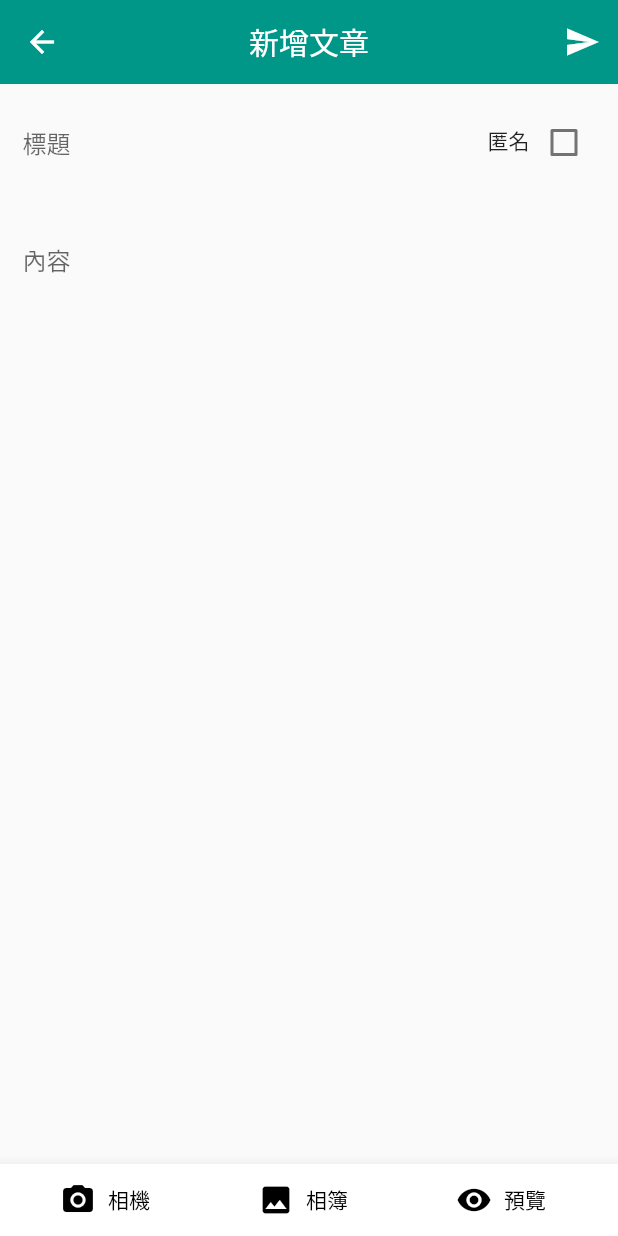
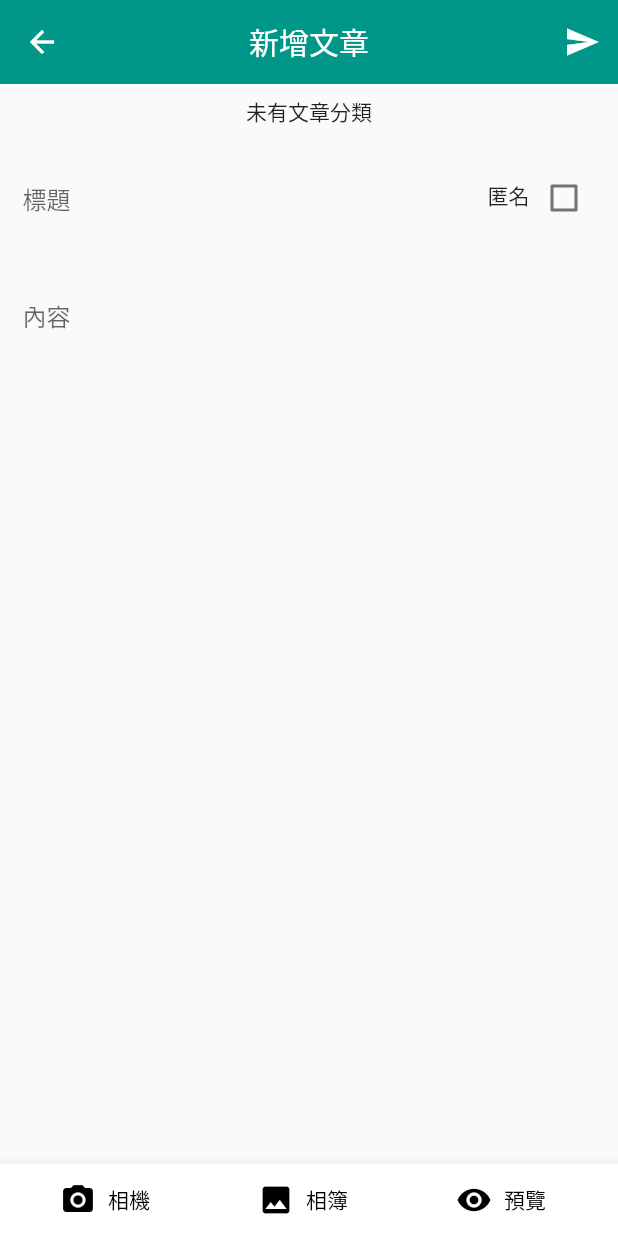
Before and after one commit to sufferingCoders/Quenc, a Flutter app: the PostAddingFullScreenDialog screen opened directly, on a phone screen of 412 x 824 dp. Run offline on Flutter 3.47's test engine with Material 2 defaults, Android fonts, the phone set to English and light mode, and no system bars; our stand-ins replace cloud_firestore, firebase_auth, firebase_storage, flutter_widget_from_html_core, image_cropper, image_picker and 2 more; missing offline and left inert: clipboard_manager, dart:ffi, markdown; accounts and stored records are empty.

Commit message:
category adding by admin and admin page

```diff
--- a/lib/main.dart
+++ b/lib/main.dart
@@ -7,6 +7,7 @@ import 'package:quenc/providers/PostService.dart';
 import 'package:quenc/providers/UserService.dart';
 import 'package:quenc/screens/ArchivePostsScreen.dart';
 import 'package:quenc/screens/AuthScreen.dart';
+import 'package:quenc/screens/CategoryManagemnetScreen.dart';
 import 'package:quenc/screens/EmailVerificationScreen.dart';
 import 'package:quenc/screens/MainScreen.dart';
 import 'package:quenc/screens/PostDetailScreen.dart';
@@ -145,6 +146,8 @@ class MyApp extends StatelessWidget {
                 // MainScreen.routeName: (ctx) => MainScreen(),
                 ProfileScreen.routeName: (ctx) => ProfileScreen(),
                 ArchivePostScreen.routeName: (ctx) => ArchivePostScreen(),
+                CategoryManagementScreen.routeName: (ctx) =>
+                    CategoryManagementScreen(),
               },
             ),
           );
--- a/lib/models/Post.dart
+++ b/lib/models/Post.dart
@@ -13,6 +13,8 @@ class Post {
   int likeCount;
   int archiveCount;
   int commentCount;
+  String category; // 0 為其它
+  // 文章的Category該用int還String? // int 節省存儲成本
   // List<dynamic> likeBy;
   // List<dynamic> archiveBy;
   // List<dynamic> comments;
@@ -25,6 +27,7 @@ class Post {
     this.content,
     this.createdAt,
     this.updatedAt,
+    this.category,
     // this.likeBy,
     // this.archiveBy,
     // this.comments,
@@ -55,6 +58,7 @@ class Post {
       previewText: data["previewText"] ?? "",
       likeCount: data["likeCount"] ?? 0,
       archiveCount: data["archiveCount"] ?? 0,
+      category: data["category"] ?? "",
     );
   }
 
@@ -75,6 +79,7 @@ class Post {
       "previewText": previewText,
       "likeCount": likeCount,
       "archiveCount": archiveCount,
+      "category": category,
     };
   }
 
@@ -95,6 +100,7 @@ class Post {
       "previewPhoto": previewPhoto,
       "previewText": previewText,
       "likeCount": likeCount,
+      "category": category,
     };
   }
 }
--- /dev/null
+++ b/lib/models/PostCategory.dart
@@ -0,0 +1,23 @@
+class PostCategory {
+  String id;
+  String categoryName;
+
+  PostCategory({
+    this.categoryName,
+    this.id,
+  });
+
+  factory PostCategory.fromMap(Map data) {
+    return PostCategory(
+      id: data["id"] ?? "",
+      categoryName: data["categoryName"] ?? "其他",
+    );
+  }
+
+  Map<String, dynamic> toMap() {
+    return {
+      "id": id,
+      "categoryName": categoryName,
+    };
+  }
+}
--- a/lib/models/User.dart
+++ b/lib/models/User.dart
@@ -9,11 +9,13 @@ class User {
   final String currentRoom;
   final String major;
   final DateTime dob;
+  final int role; // 0 -> Admin, 1 -> NormalUser
 
   List<String> likePosts;
   List<String> likeComments;
   List<String> archivePosts;
   User({
+    this.role,
     this.displayName,
     this.email,
     this.lastSeen,
@@ -48,7 +50,12 @@ class User {
       likePosts: data["likePosts"]?.cast<String>() ?? [],
       likeComments: data["likeComments"]?.cast<String>() ?? [],
       archivePosts: data["archivePosts"]?.cast<String>() ?? [],
+      role: data["role"] ?? 1,
     );
+  }
+
+  bool get isAdmin {
+    return role == 0;
   }
 
   bool haveAttributesSet() {
@@ -76,6 +83,7 @@ class User {
       "likePosts": likePosts,
       "archivePosts": archivePosts,
       "likeComments": likeComments,
+      "role": role,
     };
   }
 }
--- a/lib/widgets/post/PostEditingForm.dart
+++ b/lib/widgets/post/PostEditingForm.dart
@@ -1,5 +1,9 @@
+import 'package:flutter/foundation.dart';
 import 'package:flutter/material.dart';
+import 'package:provider/provider.dart';
 import 'package:quenc/models/Post.dart';
+import 'package:quenc/models/PostCategory.dart';
+import 'package:quenc/providers/PostService.dart';
 import 'package:quenc/widgets/common/ContentEditingContainer.dart';
 import 'package:quenc/widgets/post/TitleEditingTextField.dart';
 
@@ -23,6 +27,50 @@ class PostEditingForm extends StatelessWidget {
       child: ListView(
         shrinkWrap: true,
         children: <Widget>[
+          FutureBuilder(
+            future: Provider.of<PostService>(context).getAllPostCategories(),
+            builder: (context, snapshot) {
+              if (snapshot.connectionState == ConnectionState.waiting) {
+                return Padding(
+                    padding: const EdgeInsets.all(8.0),
+                    child: Center(
+                      child: Text("載入文章分類中"),
+                    )); /*  */
+              }
+              List<PostCategory> categories = snapshot.data;
+              if (categories == null || categories.isEmpty) {
+                return Padding(
+                  padding: const EdgeInsets.all(8.0),
+                  child: Center(
+                    child: Text("未有文章分類"),
+                  ),
+                ); /*  */
+              }
+
+              return Padding(
+                padding: const EdgeInsets.all(8.0),
+                child: InputDecorator(
+                  decoration: const InputDecoration(
+                    labelText: "文章分類",
+                    hintText: "您的文章所屬分類",
+                  ),
+                  isEmpty: post.category == null,
+                  child: DropdownButton<String>(
+                    value: post?.category ?? "",
+                    onChanged: (v) {
+                      post.category = v;
+                    },
+                    items: categories
+                        .map((c) => DropdownMenuItem(
+                              child: Text(c.categoryName),
+                              value: c.id,
+                            ))
+                        .toList(),
+                  ),
+                ),
+              );
+            },
+          ),
           Container(
             child: Row(
               children: <Widget>[
```
Also changed, not shown: lib/providers/PostService.dart (+34 -0 lines), lib/screens/CategoryManagemnetScreen.dart (added, +147 -0 lines), lib/screens/ProfileScreen.dart (+54 -7 lines).
